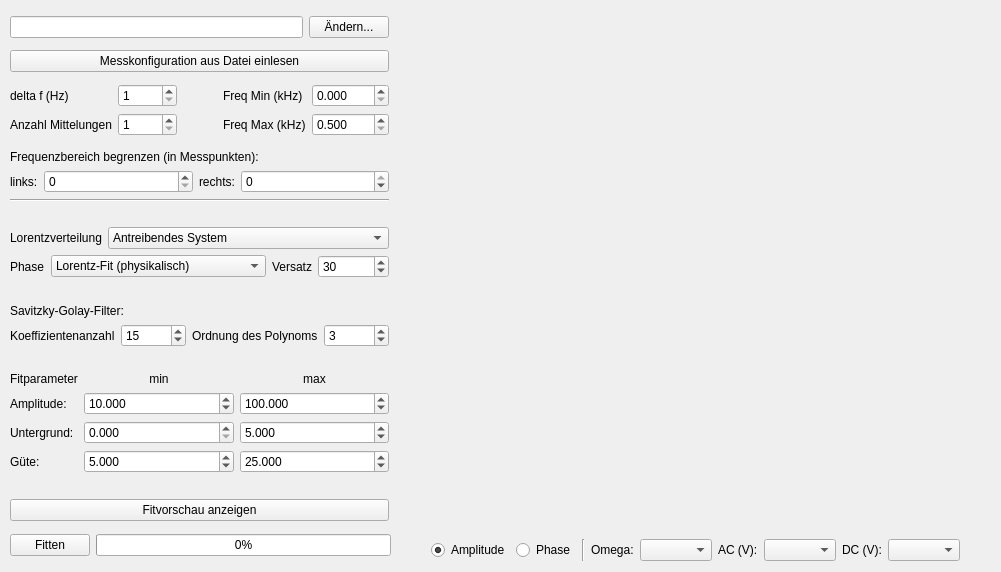
Old version of the form Design/SpektrLaden.ui in the repository lustra/BE-ESM-Analysis.
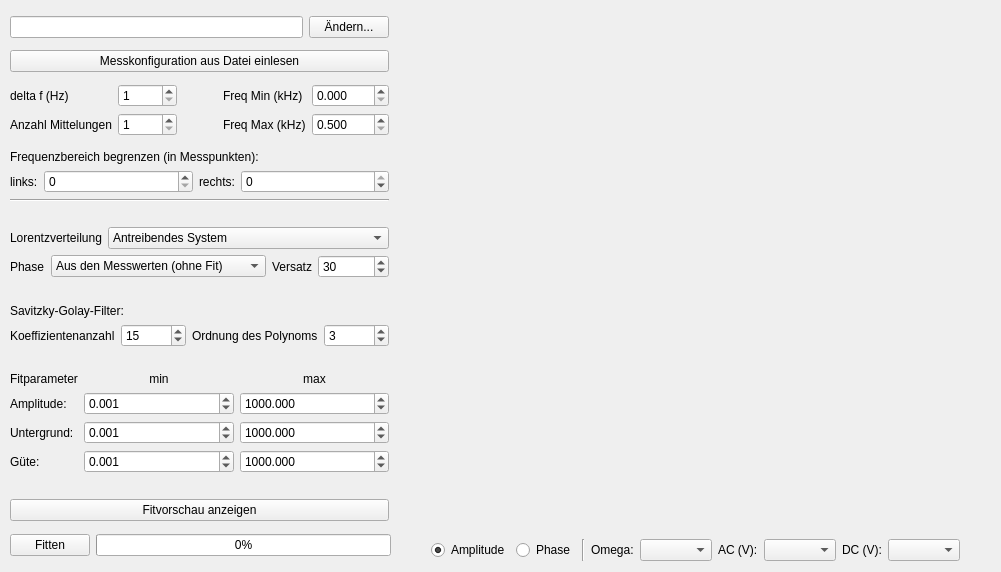
New version of the form. Custom widgets are drawn as their Qt base class.

```diff
--- a/Design/SpektrLaden.ui
+++ b/Design/SpektrLaden.ui
@@ -155,6 +155,9 @@
             <verstretch>0</verstretch>
            </sizepolicy>
           </property>
+          <property name="currentIndex">
+           <number>2</number>
+          </property>
           <item>
            <property name="text">
             <string>Lorentz-Fit (physikalisch)</string>
@@ -279,7 +282,7 @@
            <double>999999.998999999952503</double>
           </property>
           <property name="value">
-           <double>5.000000000000000</double>
+           <double>0.001000000000000</double>
           </property>
          </widget>
         </item>
@@ -305,7 +308,7 @@
            <double>999999.998999999952503</double>
           </property>
           <property name="value">
-           <double>5.000000000000000</double>
+           <double>1000.000000000000000</double>
           </property>
          </widget>
         </item>
@@ -318,7 +321,7 @@
            <double>999999.998999999952503</double>
           </property>
           <property name="value">
-           <double>10.000000000000000</double>
+           <double>0.001000000000000</double>
           </property>
          </widget>
         </item>
@@ -330,6 +333,9 @@
           <property name="maximum">
            <double>999999.998999999952503</double>
           </property>
+          <property name="value">
+           <double>0.001000000000000</double>
+          </property>
          </widget>
         </item>
         <item row="1" column="2">
@@ -344,7 +350,7 @@
            <double>999999.998999999952503</double>
           </property>
           <property name="value">
-           <double>100.000000000000000</double>
+           <double>1000.000000000000000</double>
           </property>
          </widget>
         </item>
@@ -386,7 +392,7 @@
            <double>999999.998999999952503</double>
           </property>
           <property name="value">
-           <double>25.000000000000000</double>
+           <double>1000.000000000000000</double>
           </property>
          </widget>
         </item>
```
Left out of the diff: 5 changed lines with no effect on the pictures.
